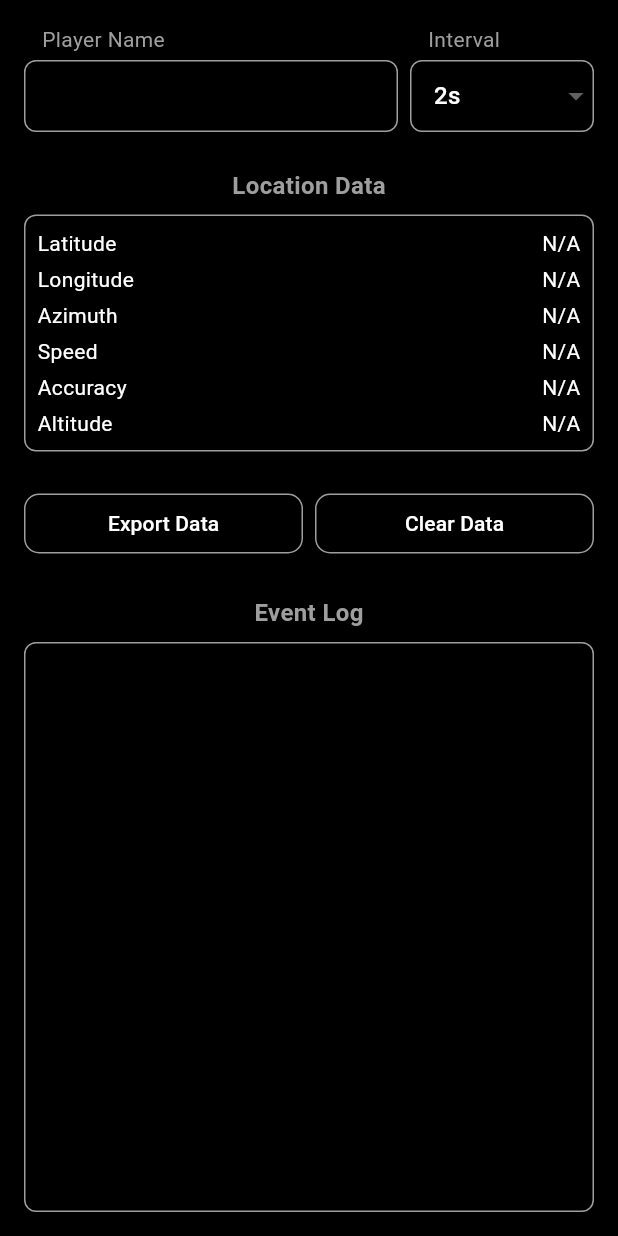
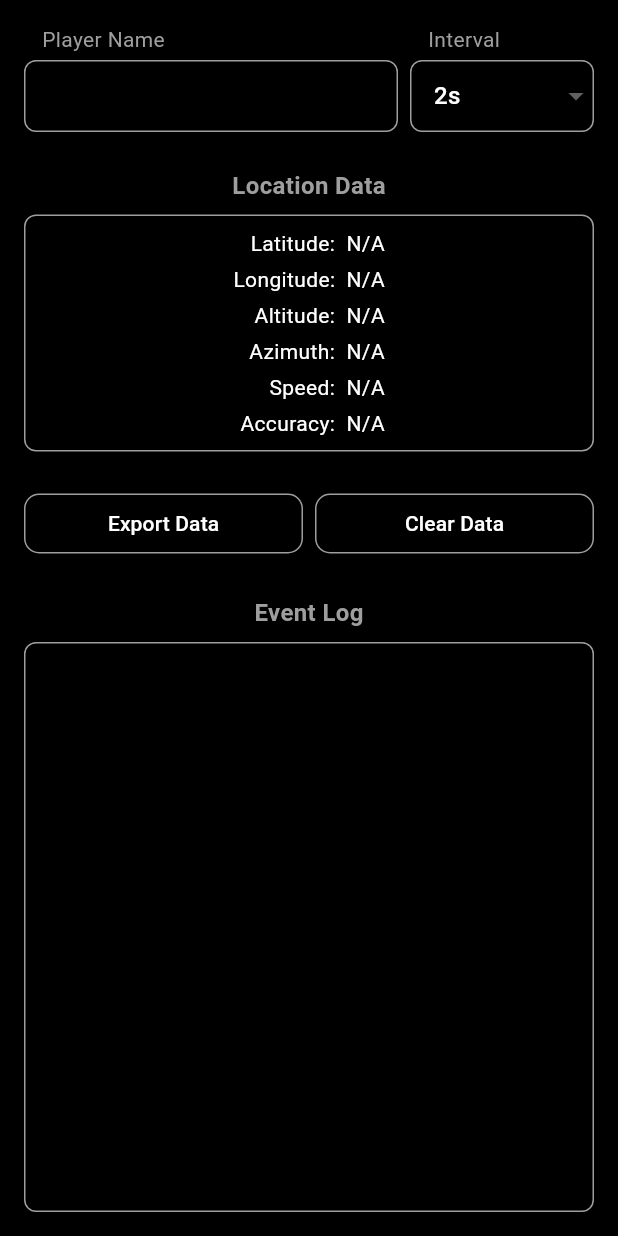
Before and after one commit to xmbn/Airsoft-Telemetry, a Flutter app: the SettingsScreen screen opened directly, on a phone screen of 412 x 824 dp. Run offline on Flutter 3.47's test engine with Material 3 defaults, Android fonts, the phone set to English and light mode, and no system bars; our stand-ins replace csv, geolocator, shared_preferences, sqflite; accounts and stored records are empty.

Commit message:
formatted location data box on settings

```diff
--- a/lib/screens/settings_screen.dart
+++ b/lib/screens/settings_screen.dart
@@ -365,90 +365,156 @@ class _SettingsScreenState extends State<SettingsScreen> {
                   border: Border.all(color: AppConfig.outlineColor),
                   borderRadius:
                       BorderRadius.circular(AppConfig.inputBorderRadius)),
-              child: Column(
-                children: [
-                  Row(
-                    mainAxisAlignment: MainAxisAlignment.spaceBetween,
-                    children: [
-                      const Text(AppConfig.latitudeLabel,
-                          style: TextStyle(color: AppConfig.primaryTextColor)),
-                      Text(
-                          _currentPosition != null
-                              ? LocationFormatter.formatLatitude(
-                                  _currentPosition!.latitude)
-                              : 'N/A',
-                          style: const TextStyle(
-                              color: AppConfig.primaryTextColor)),
-                    ],
-                  ),
-                  const SizedBox(height: AppConfig.smallPadding),
-                  Row(
-                    mainAxisAlignment: MainAxisAlignment.spaceBetween,
-                    children: [
-                      const Text(AppConfig.longitudeLabel,
-                          style: TextStyle(color: AppConfig.primaryTextColor)),
-                      Text(
-                          _currentPosition != null
-                              ? LocationFormatter.formatLongitude(
-                                  _currentPosition!.longitude)
-                              : 'N/A',
-                          style: const TextStyle(
-                              color: AppConfig.primaryTextColor)),
-                    ],
-                  ),
-                  const SizedBox(height: AppConfig.smallPadding),
-                  Row(
-                    mainAxisAlignment: MainAxisAlignment.spaceBetween,
-                    children: [
-                      const Text(AppConfig.azimuthLabel,
-                          style: TextStyle(color: AppConfig.primaryTextColor)),
-                      Text(
-                          MeasureFormatter.formatAzimuth(
-                              _currentPosition?.heading),
-                          style: const TextStyle(
-                              color: AppConfig.primaryTextColor)),
-                    ],
-                  ),
-                  const SizedBox(height: AppConfig.smallPadding),
-                  Row(
-                    mainAxisAlignment: MainAxisAlignment.spaceBetween,
-                    children: [
-                      const Text(AppConfig.speedLabel,
-                          style: TextStyle(color: AppConfig.primaryTextColor)),
-                      Text(
-                          MeasureFormatter.formatSpeed(_currentPosition?.speed),
-                          style: const TextStyle(
-                              color: AppConfig.primaryTextColor)),
-                    ],
-                  ),
-                  const SizedBox(height: AppConfig.smallPadding),
-                  Row(
-                    mainAxisAlignment: MainAxisAlignment.spaceBetween,
-                    children: [
-                      const Text(AppConfig.accuracyLabel,
-                          style: TextStyle(color: AppConfig.primaryTextColor)),
-                      Text(
-                          MeasureFormatter.formatAccuracy(
-                              _currentPosition?.accuracy),
-                          style: const TextStyle(
-                              color: AppConfig.primaryTextColor)),
-                    ],
-                  ),
-                  const SizedBox(height: AppConfig.smallPadding),
-                  Row(
-                    mainAxisAlignment: MainAxisAlignment.spaceBetween,
-                    children: [
-                      const Text('Altitude',
-                          style: TextStyle(color: AppConfig.primaryTextColor)),
-                      Text(
-                          MeasureFormatter.formatAltitude(
-                              _currentPosition?.altitude),
-                          style: const TextStyle(
-                              color: AppConfig.primaryTextColor)),
-                    ],
-                  ),
-                ],
-              ),
+              alignment: Alignment.center,
+              child: Center(
+                child: Table(
+                  defaultVerticalAlignment: TableCellVerticalAlignment.middle,
+                  columnWidths: const {
+                    0: IntrinsicColumnWidth(),
+                    1: IntrinsicColumnWidth(),
+                  },
+                  children: [
+                    // Latitude
+                    TableRow(children: [
+                      Container(
+                        alignment: Alignment.centerRight,
+                        child: Text(
+                          '${AppConfig.latitudeLabel}:',
+                          style: const TextStyle(color: AppConfig.primaryTextColor),
+                          textAlign: TextAlign.right,
+                        ),
+                      ),
+                      Container(
+                        alignment: Alignment.centerLeft,
+                        child: Text(
+                          '  ' + (_currentPosition != null
+                              ? LocationFormatter.formatLatitude(_currentPosition!.latitude)
+                              : 'N/A'),
+                          style: const TextStyle(color: AppConfig.primaryTextColor),
+                          textAlign: TextAlign.left,
+                        ),
+                      ),
+                    ]),
+                    TableRow(children: [
+                      SizedBox(height: AppConfig.smallPadding),
+                      SizedBox(height: AppConfig.smallPadding),
+                    ]),
+                    // Longitude
+                    TableRow(children: [
+                      Container(
+                        alignment: Alignment.centerRight,
+                        child: Text(
+                          '${AppConfig.longitudeLabel}:',
+                          style: const TextStyle(color: AppConfig.primaryTextColor),
+                          textAlign: TextAlign.right,
+                        ),
+                      ),
+                      Container(
+                        alignment: Alignment.centerLeft,
+                        child: Text(
+                          '  ' + (_currentPosition != null
+                              ? LocationFormatter.formatLongitude(_currentPosition!.longitude)
+                              : 'N/A'),
+                          style: const TextStyle(color: AppConfig.primaryTextColor),
+                          textAlign: TextAlign.left,
+                        ),
+                      ),
+                    ]),
+                    TableRow(children: [
+                      SizedBox(height: AppConfig.smallPadding),
+                      SizedBox(height: AppConfig.smallPadding),
+                    ]),
+                    // Altitude
+                    TableRow(children: [
+                      Container(
+                        alignment: Alignment.centerRight,
+                        child: const Text(
+                          'Altitude:',
+                          style: TextStyle(color: AppConfig.primaryTextColor),
+                          textAlign: TextAlign.right,
+                        ),
+                      ),
+                      Container(
+                        alignment: Alignment.centerLeft,
+                        child: Text(
+                          '  ' + MeasureFormatter.formatAltitude(_currentPosition?.altitude),
+                          style: const TextStyle(color: AppConfig.primaryTextColor),
+                          textAlign: TextAlign.left,
+                        ),
+                      ),
+                    ]),
+                    TableRow(children: [
+                      SizedBox(height: AppConfig.smallPadding),
+                      SizedBox(height: AppConfig.smallPadding),
+                    ]),
+                    // Azimuth
+                    TableRow(children: [
+                      Container(
+                        alignment: Alignment.centerRight,
+                        child: Text(
+                          '${AppConfig.azimuthLabel}:',
+                          style: const TextStyle(color: AppConfig.primaryTextColor),
+                          textAlign: TextAlign.right,
+                        ),
+                      ),
+                      Container(
+                        alignment: Alignment.centerLeft,
+                        child: Text(
+                          '  ' + MeasureFormatter.formatAzimuth(_currentPosition?.heading),
+                          style: const TextStyle(color: AppConfig.primaryTextColor),
+                          textAlign: TextAlign.left,
+                        ),
+                      ),
+                    ]),
+                    TableRow(children: [
+                      SizedBox(height: AppConfig.smallPadding),
+                      SizedBox(height: AppConfig.smallPadding),
+                    ]),
+                    // Speed
+                    TableRow(children: [
+                      Container(
+                        alignment: Alignment.centerRight,
+                        child: Text(
+                          '${AppConfig.speedLabel}:',
+                          style: const TextStyle(color: AppConfig.primaryTextColor),
+                          textAlign: TextAlign.right,
+                        ),
+                      ),
+                      Container(
+                        alignment: Alignment.centerLeft,
+                        child: Text(
+                          '  ' + MeasureFormatter.formatSpeed(_currentPosition?.speed),
+                          style: const TextStyle(color: AppConfig.primaryTextColor),
+                          textAlign: TextAlign.left,
+                        ),
+                      ),
+                    ]),
+                    TableRow(children: [
+                      SizedBox(height: AppConfig.smallPadding),
+                      SizedBox(height: AppConfig.smallPadding),
+                    ]),
+                    // Accuracy
+                    TableRow(children: [
+                      Container(
+                        alignment: Alignment.centerRight,
+                        child: Text(
+                          '${AppConfig.accuracyLabel}:',
+                          style: const TextStyle(color: AppConfig.primaryTextColor),
+                          textAlign: TextAlign.right,
+                        ),
+                      ),
+                      Container(
+                        alignment: Alignment.centerLeft,
+                        child: Text(
+                          '  ' + MeasureFormatter.formatAccuracy(_currentPosition?.accuracy),
+                          style: const TextStyle(color: AppConfig.primaryTextColor),
+                          textAlign: TextAlign.left,
+                        ),
+                      ),
+                    ]),
+                  ],
+                ),
+            ),
             ),
             const SizedBox(height: AppConfig.extraLargePadding),
 
```
